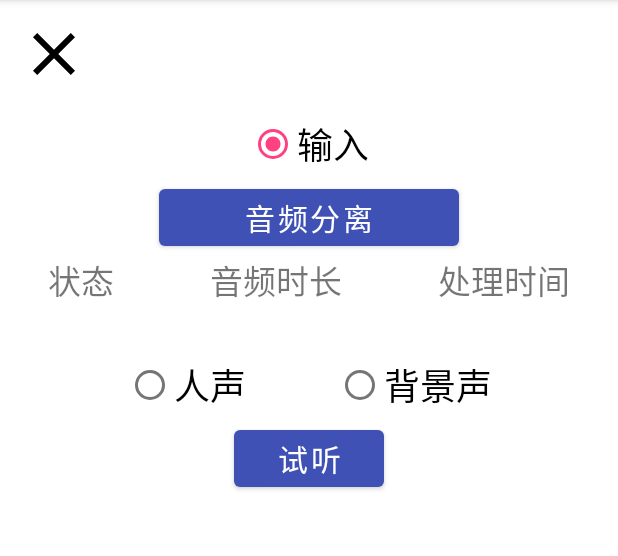
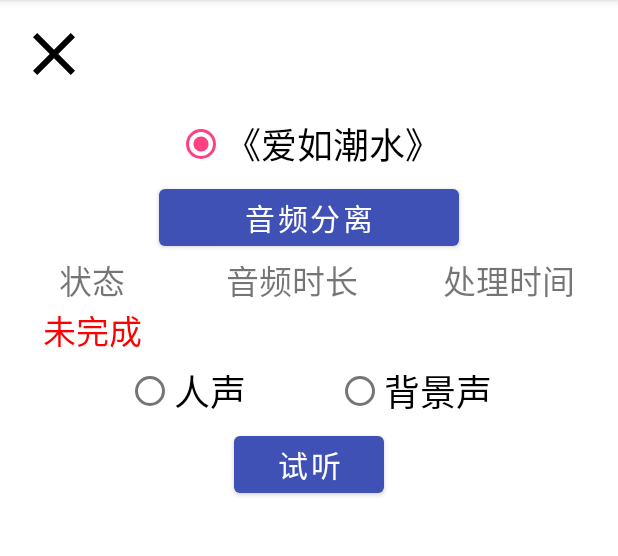
Before and after one commit to z6m8n7ljw/spleeter-mnn, an Android app: the screen it shows after launch (AudioSeparationActivity), after a tap on "音频分离测试", on a phone screen of 412 x 824 dp, the part 84-640 px from its top. Run offline under Robolectric (Android 15) with nearby library versions, the phone set to English and light mode, and no system bars; 1 statement that could not run was skipped.

Commit message:
fix: processing status and data table

```diff
--- a/Android/AudioSeparation/app/src/main/java/com/bilibili/audioseparation/activity/AudioSeparationActivity.java
+++ b/Android/AudioSeparation/app/src/main/java/com/bilibili/audioseparation/activity/AudioSeparationActivity.java
@@ -9,7 +9,7 @@ import android.widget.Button;
 import android.widget.ImageButton;
 import android.widget.RadioGroup;
 import android.widget.TextView;
-import android.widget.Toast;
+import android.graphics.Color;
 import android.widget.ProgressBar;
 
 import com.bilibili.audioseparation.BaseActivity;
@@ -27,11 +27,14 @@ public class AudioSeparationActivity extends BaseActivity implements View.OnClic
     private Button mBtnPlay;
     private Button mBtnAudioSeparate;
     private ProgressBar mProgressBar;
+    private TextView mStatusText;
+    private TextView mDurationText;
+    private TextView mProcessingTimeText;
 
     private Thread mThread;
     private String mVocalModelFilePath = Utils.MODEL_FILE_VOCAL;
     private String mBgmModelFilePath = Utils.MODEL_FILE_BGM;
-    private String mCurrentPcmFilePath = null;
+    private String mCurrentPcmFilePath = Utils.PCM_FILE_INPUT;
 
     private String mPcmFilePath = Utils.PCM_FILE_INPUT;
     private String mVocalPcmFilePath = Utils.PCM_FILE_VOCAL;
@@ -62,6 +65,15 @@ public class AudioSeparationActivity extends BaseActivity implements View.OnClic
 
         ((RadioGroup) findViewById(R.id.file_in_group)).setOnCheckedChangeListener(this);
         ((RadioGroup) findViewById(R.id.file_out_group)).setOnCheckedChangeListener(this);
+
+        mStatusText = findViewById(R.id.status_text);
+        mDurationText = findViewById(R.id.duration_text);
+        mProcessingTimeText = findViewById(R.id.processing_time_text);
+
+        mStatusText.setTextColor(Color.RED);
+        mStatusText.setText("未完成");
+        mDurationText.setText("");
+        mProcessingTimeText.setText("");
     }
 
 
@@ -140,20 +152,6 @@ public class AudioSeparationActivity extends BaseActivity implements View.OnClic
         }
     }
 
-    private void showToastCenteredWithCustomSize(String message) {
-        Toast toast = new Toast(getApplicationContext());
-
-        View toastView = getLayoutInflater().inflate(R.layout.custom_toast, null);
-        TextView textView = toastView.findViewById(R.id.custom_toast_text);
-
-        textView.setText(message);
-        toast.setGravity(Gravity.CENTER_VERTICAL | Gravity.CENTER_HORIZONTAL, 0, 0);
-        toast.setDuration(Toast.LENGTH_LONG);
-        toast.setView(toastView);
-
-        toast.show();
-    }
-
     private void audioSeparate() {
         runOnUiThread(new Runnable() {
             @Override
@@ -166,14 +164,21 @@ public class AudioSeparationActivity extends BaseActivity implements View.OnClic
             @Override
             public void run() {
                 try {
+                    final long mStartTime = System.currentTimeMillis();
                     AudioSeparation audioSeparator = new AudioSeparation(mPcmFilePath, mVocalPcmFilePath, mBgmPcmFilePath, mVocalModelFilePath, mBgmModelFilePath, SAMPLE_RATE_IN_HZ, CHANNELS, DEFAULT_AUDIO_FORMAT);
                     audioSeparator.run();
+                    final float processingTime = (System.currentTimeMillis() - mStartTime) / 1000.0f;
+
+                    final float duration = audioSeparator.getTimeDuration();
 
                     runOnUiThread(new Runnable() {
                         @Override
                         public void run() {
                             mProgressBar.setVisibility(View.GONE);
-                            showToastCenteredWithCustomSize("音频分离完成");
+                            mStatusText.setTextColor(Color.GREEN);
+                            mStatusText.setText("已完成");
+                            mDurationText.setText(String.valueOf(duration) + " 秒");
+                            mProcessingTimeText.setText(String.valueOf(processingTime) + " 秒");
                         }
                     });
                 } catch (Exception e) {
@@ -182,7 +187,6 @@ public class AudioSeparationActivity extends BaseActivity implements View.OnClic
                         @Override
                         public void run() {
                             mProgressBar.setVisibility(View.GONE);
-                            showToastCenteredWithCustomSize("音频分离失败");
                         }
                     });
                 }
--- a/Android/AudioSeparation/app/src/main/java/com/bilibili/audioseparation/activity/MainActivity.java
+++ b/Android/AudioSeparation/app/src/main/java/com/bilibili/audioseparation/activity/MainActivity.java
@@ -45,7 +45,7 @@ public class MainActivity extends BaseActivity {
     private void prepareResourceFiles() {
         Utils.copyFromAssets(this, "vocal.mnn", Utils.MODEL_FILE_VOCAL);
         Utils.copyFromAssets(this, "accompaniment.mnn", Utils.MODEL_FILE_BGM);
-        Utils.copyFromAssets(this, "coc.pcm", Utils.PCM_FILE_INPUT);
+        Utils.copyFromAssets(this, "airuchaoshui.pcm", Utils.PCM_FILE_INPUT);
     }
 
     @Override
--- a/Android/AudioSeparation/app/src/main/java/com/bilibili/audioseparation/utils/Utils.java
+++ b/Android/AudioSeparation/app/src/main/java/com/bilibili/audioseparation/utils/Utils.java
@@ -21,11 +21,11 @@ import java.io.RandomAccessFile;
 
 public class Utils {
 
-    private static final String SDCARD = "/sdcard/";// Environment.getExternalStorageDirectory().getAbsolutePath();
-    private static final String APP_NAME = "audio_effect/";
+    private static final String SDCARD = "/sdcard/"; // Environment.getExternalStorageDirectory().getAbsolutePath();
+    private static final String APP_NAME = "audio_separation/";
     public static final String APP_DIR = SDCARD + APP_NAME;
     public static final String PCM_FILE_EFFECT = APP_DIR + "effect.pcm";
-    public static final String PCM_FILE_INPUT = APP_DIR + "coc.pcm";
+    public static final String PCM_FILE_INPUT = APP_DIR + "airuchaoshui.pcm";
     public static final String PCM_FILE_VOCAL = APP_DIR + "vocal.pcm";
     public static final String PCM_FILE_BGM = APP_DIR + "bgm.pcm";
     public static final String MODEL_FILE_VOCAL = APP_DIR + "vocal.mnn";
--- a/Android/AudioSeparation/app/src/main/res/values/strings.xml
+++ b/Android/AudioSeparation/app/src/main/res/values/strings.xml
@@ -2,7 +2,7 @@
     <string name="app_name">AudioSeparation</string>
     <string name="main_button">音频分离测试</string>
     <string name="back_button">返回</string>
-    <string name="input">输入</string>
+    <string name="input">《爱如潮水》</string>
     <string name="process">音频分离</string>
     <string name="status">状态</string>
     <string name="audio_duration">音频时长</string>
```
Also changed, not shown: 3 other files.
